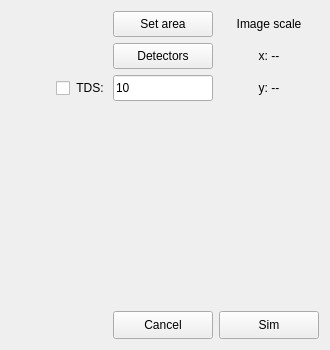
Qt form src/gui/frames/stemframe.ui (JJPPeters/clTEM) before a commit.
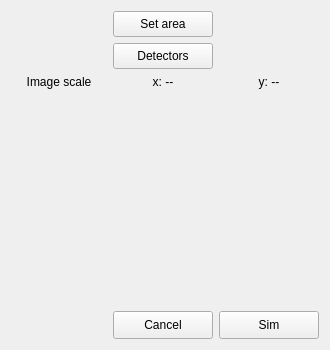
The same form after that commit.

```diff
--- a/src/gui/frames/stemframe.ui
+++ b/src/gui/frames/stemframe.ui
@@ -14,31 +14,6 @@
    <string>Form</string>
   </property>
   <layout class="QGridLayout" name="gridLayout" rowstretch="0,0,0,1,0" columnstretch="1,1,1" rowminimumheight="0,0,0,0,0" columnminimumwidth="75,100,100">
-   <item row="2" column="1">
-    <widget class="QLineEdit" name="edtTds">
-     <property name="sizePolicy">
-      <sizepolicy hsizetype="Expanding" vsizetype="Fixed">
-       <horstretch>0</horstretch>
-       <verstretch>0</verstretch>
-      </sizepolicy>
-     </property>
-     <property name="minimumSize">
-      <size>
-       <width>0</width>
-       <height>26</height>
-      </size>
-     </property>
-     <property name="maximumSize">
-      <size>
-       <width>100</width>
-       <height>16777215</height>
-      </size>
-     </property>
-     <property name="text">
-      <string>10</string>
-     </property>
-    </widget>
-   </item>
    <item row="3" column="1">
     <spacer name="vSpacer">
      <property name="orientation">
@@ -105,72 +80,6 @@
      </property>
     </widget>
    </item>
-   <item row="2" column="0">
-    <layout class="QHBoxLayout" name="hLayout" stretch="1,0,0">
-     <property name="spacing">
-      <number>6</number>
-     </property>
-     <item>
-      <spacer name="hSpacer">
-       <property name="orientation">
-        <enum>Qt::Horizontal</enum>
-       </property>
-       <property name="sizeHint" stdset="0">
-        <size>
-         <width>0</width>
-         <height>20</height>
-        </size>
-       </property>
-      </spacer>
-     </item>
-     <item>
-      <widget class="QCheckBox" name="chkTds">
-       <property name="sizePolicy">
-        <sizepolicy hsizetype="Minimum" vsizetype="Expanding">
-         <horstretch>0</horstretch>
-         <verstretch>0</verstretch>
-        </sizepolicy>
-       </property>
-       <property name="layoutDirection">
-        <enum>Qt::LeftToRight</enum>
-       </property>
-       <property name="text">
-        <string/>
-       </property>
-      </widget>
-     </item>
-     <item>
-      <widget class="QLabel" name="label">
-       <property name="text">
-        <string>TDS: </string>
-       </property>
-       <property name="alignment">
-        <set>Qt::AlignRight|Qt::AlignTrailing|Qt::AlignVCenter</set>
-       </property>
-      </widget>
-     </item>
-    </layout>
-   </item>
-   <item row="0" column="2">
-    <widget class="QLabel" name="label_2">
-     <property name="text">
-      <string>Image scale</string>
-     </property>
-     <property name="alignment">
-      <set>Qt::AlignCenter</set>
-     </property>
-    </widget>
-   </item>
-   <item row="1" column="2">
-    <widget class="QLabel" name="lblStemScaleX">
-     <property name="text">
-      <string>x: --</string>
-     </property>
-     <property name="alignment">
-      <set>Qt::AlignCenter</set>
-     </property>
-    </widget>
-   </item>
    <item row="2" column="2">
     <widget class="QLabel" name="lblStemScaleY">
      <property name="text">
@@ -248,6 +157,26 @@
      </item>
     </layout>
    </item>
+   <item row="2" column="0">
+    <widget class="QLabel" name="label_2">
+     <property name="text">
+      <string>Image scale</string>
+     </property>
+     <property name="alignment">
+      <set>Qt::AlignCenter</set>
+     </property>
+    </widget>
+   </item>
+   <item row="2" column="1">
+    <widget class="QLabel" name="lblStemScaleX">
+     <property name="text">
+      <string>x: --</string>
+     </property>
+     <property name="alignment">
+      <set>Qt::AlignCenter</set>
+     </property>
+    </widget>
+   </item>
   </layout>
  </widget>
  <tabstops>
```
Left out of the diff: 2 changed lines with no effect on the pictures.
